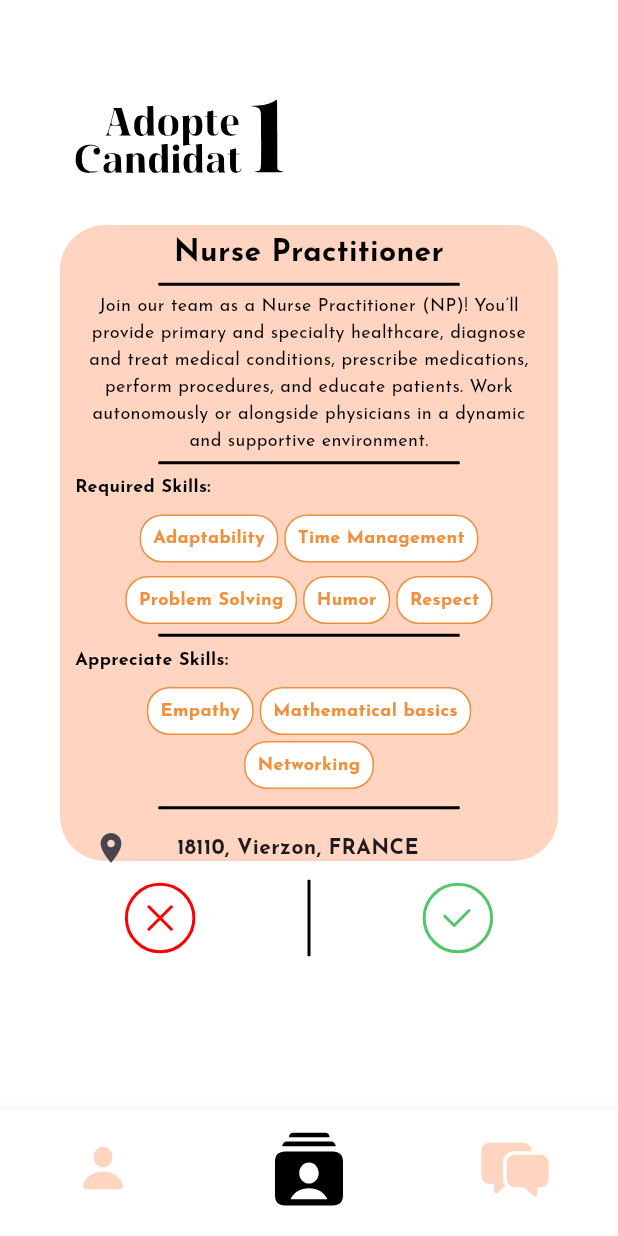
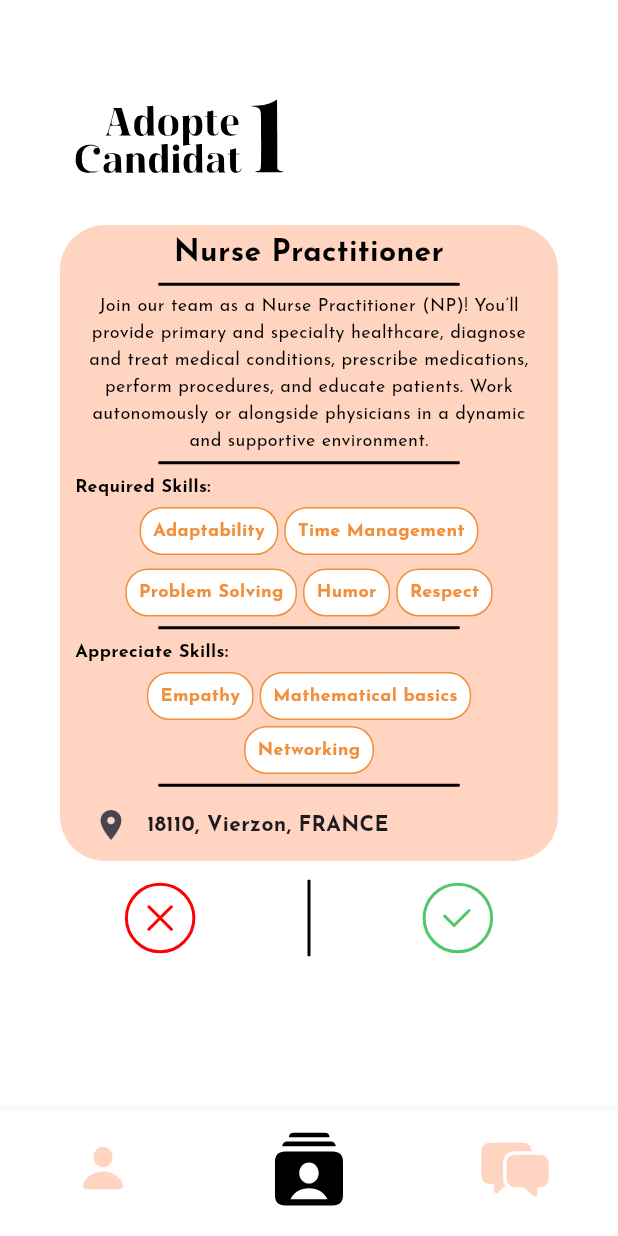
Before and after one commit to algosup/2023-2024-project-5-flutter-team-3, a Flutter app: the SwipePage screen opened by its route, on a phone screen of 412 x 824 dp. Run offline on Flutter 3.47's test engine with Material 3 defaults, Android fonts, the phone set to English and light mode, and no system bars; our stand-ins replace cloud_firestore, firebase_auth, firebase_core, flutter_svg, get, go_router and 2 more; accounts and stored records are empty.

Commit message:
fixed swipe page again

```diff
--- a/adopte_a_candidate/lib/pages/swipe.dart
+++ b/adopte_a_candidate/lib/pages/swipe.dart
@@ -150,7 +150,7 @@ class _SwipePageState extends State<SwipePage> {
                                 const CardLineHorizontal(),
                                 const SizedBox(height: 5), // Adjust spacing as needed
                                 Padding(
-                                  padding: const EdgeInsets.fromLTRB(0, 5, 0, 10),
+                                  padding: const EdgeInsets.fromLTRB(0, 5, 0, 5),
                                   child: Text(
                                     'Required Skills:',
                                     style: GoogleFonts.josefinSans(
@@ -184,7 +184,7 @@ class _SwipePageState extends State<SwipePage> {
                                 const CardLineHorizontal(),
                                 const SizedBox(height: 5),
                                 Padding(
-                                  padding: const EdgeInsets.fromLTRB(0, 5, 0, 10),
+                                  padding: const EdgeInsets.fromLTRB(0, 5, 0, 5),
                                   child: Text(
                                     'Appreciate Skills:',
                                     style: GoogleFonts.josefinSans(
@@ -210,13 +210,12 @@ class _SwipePageState extends State<SwipePage> {
                                     TagAppreciatedSkills(text: 'Networking'),
                                   ],
                                 ),
-                                const SizedBox(height: 10),
+                                const SizedBox(height: 5),
                                 const CardLineHorizontal(),
                                 const SizedBox(height: 2),
                                 Row(
                                   children: [
                                     const localizationButton(),
-                                    const SizedBox(width: 20),
                                     Text('18110, Vierzon, FRANCE',
                                     textAlign: TextAlign.center,
                                     style: GoogleFonts.josefinSans(
```
